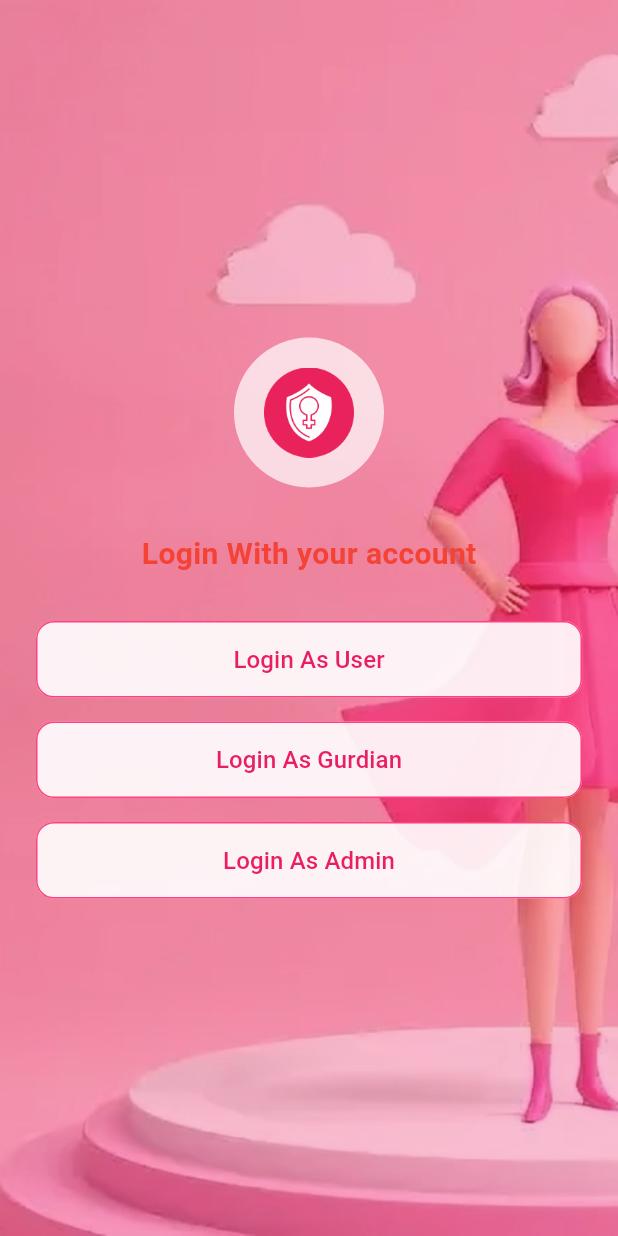
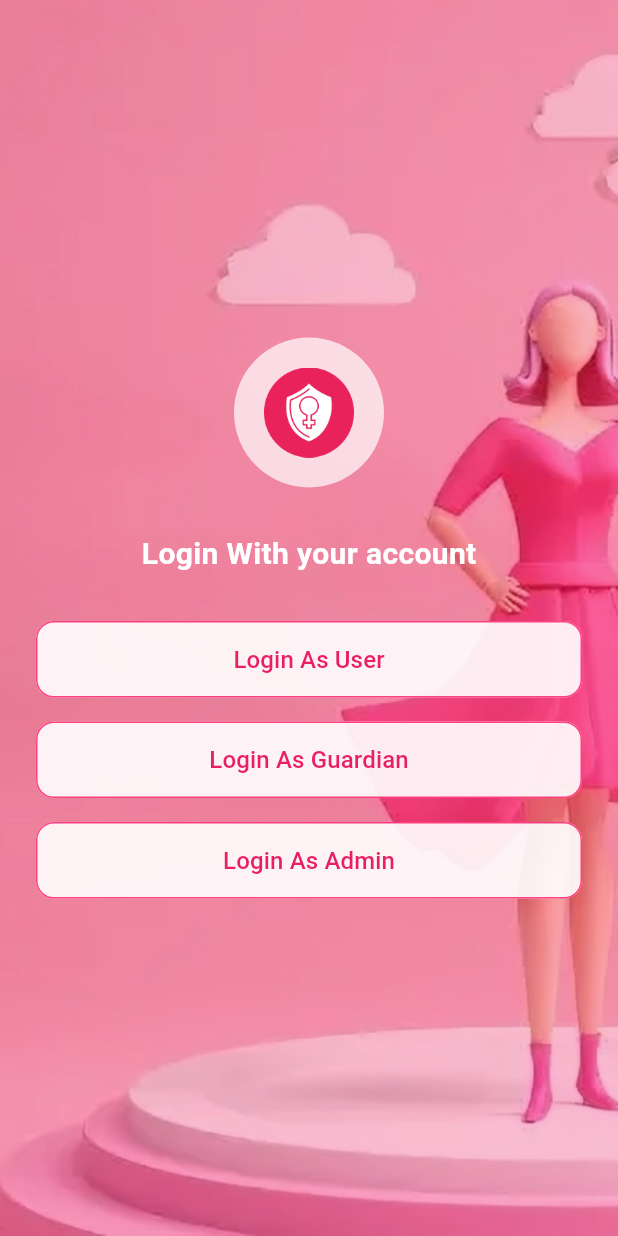
Before and after one commit to Rahulsunar/WSAmyproj22, a Flutter app: the screen it shows after launch, on a phone screen of 412 x 824 dp. Run offline on Flutter 3.47's test engine with Material 3 defaults, Android fonts, the phone set to English and light mode, and no system bars; our stand-ins replace cached_network_image, carousel_slider, cloud_firestore, contacts_service, firebase_auth, firebase_core and 10 more; missing offline and left inert: background_sms, flutter_phone_direct_caller, shake; accounts and stored records are empty.

Commit message:
Solved a little text mistake
Text color and text name

```diff
--- a/lib/screens/landing_page.dart
+++ b/lib/screens/landing_page.dart
@@ -47,7 +47,7 @@ class LandingPage extends StatelessWidget {
                     style: TextStyle(
                       fontSize: 20,
                       fontWeight: FontWeight.bold,
-                      color: Colors.red,
+                      color: Colors.white,
                     ),
                   ),
                   const SizedBox(height: 30),
@@ -64,7 +64,7 @@ class LandingPage extends StatelessWidget {
                   const SizedBox(height: 16),
                   _buildLoginButton(
                     context,
-                    label: 'Login As Gurdian',
+                    label: 'Login As Guardian',
                     onPressed: () => Navigator.push(
                       context,
                       MaterialPageRoute(builder: (_) => GuardianLoginScreen()),
```
